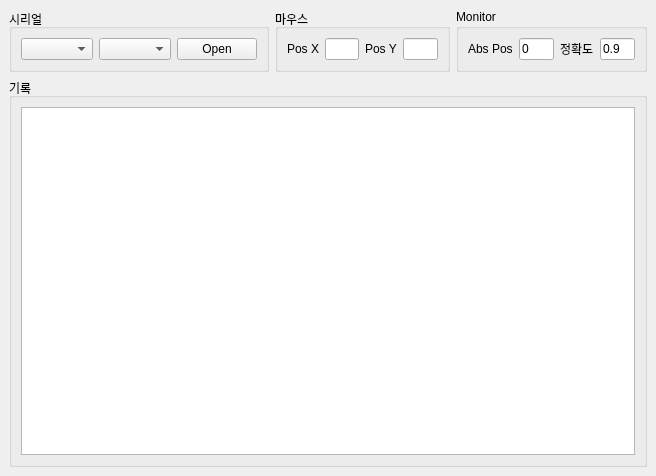
Old version of the form UI/test.ui in the repository KimByungSu1/pythonProject.
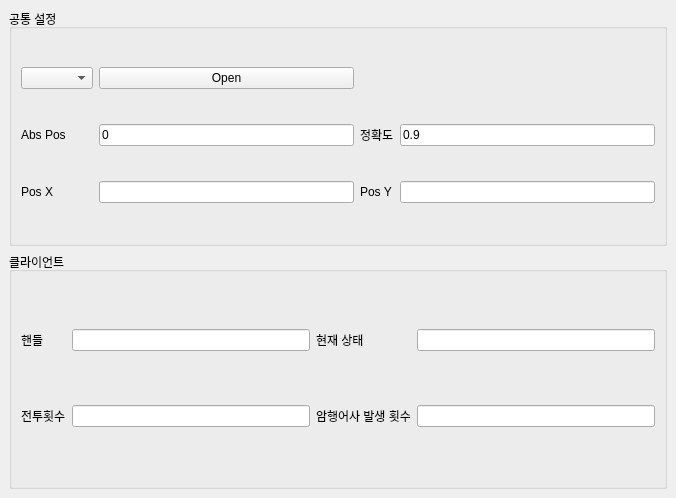
New version of the form.

What changed in the file:
```diff
--- a/UI/test.ui
+++ b/UI/test.ui
@@ -6,8 +6,8 @@
    <rect>
     <x>0</x>
     <y>0</y>
-    <width>656</width>
-    <height>476</height>
+    <width>676</width>
+    <height>498</height>
    </rect>
   </property>
   <property name="windowTitle">
@@ -15,116 +15,116 @@
   </property>
   <widget class="QWidget" name="centralwidget">
    <layout class="QGridLayout" name="gridLayout">
-    <item row="0" column="0">
-     <widget class="QGroupBox" name="groupBox_7">
+    <item row="1" column="0" colspan="2">
+     <widget class="QGroupBox" name="groupBox">
       <property name="title">
-       <string>시리얼</string>
+       <string>클라이언트</string>
       </property>
-      <layout class="QGridLayout" name="gridLayout_2">
+      <layout class="QGridLayout" name="gridLayout_5">
+       <item row="1" column="1">
+        <widget class="QLineEdit" name="lineEdit_3"/>
+       </item>
+       <item row="1" column="0">
+        <widget class="QLabel" name="label_7">
+         <property name="text">
+          <string>전투횟수</string>
+         </property>
+        </widget>
+       </item>
+       <item row="1" column="3">
+        <widget class="QLineEdit" name="lineEdit_4"/>
+       </item>
+       <item row="0" column="0">
+        <widget class="QLabel" name="label_5">
+         <property name="text">
+          <string>핸들</string>
+         </property>
+        </widget>
+       </item>
        <item row="0" column="1">
-        <widget class="QComboBox" name="cb_baudRate"/>
+        <widget class="QLineEdit" name="lineEdit"/>
+       </item>
+       <item row="1" column="2">
+        <widget class="QLabel" name="label_8">
+         <property name="text">
+          <string>암행어사 발생 횟수</string>
+         </property>
+        </widget>
        </item>
        <item row="0" column="2">
-        <widget class="QPushButton" name="pb_open">
+        <widget class="QLabel" name="label_6">
          <property name="text">
-          <string>Open</string>
+          <string>현재 상태</string>
          </property>
         </widget>
        </item>
-       <item row="0" column="0">
-        <widget class="QComboBox" name="cb_comport"/>
+       <item row="0" column="3">
+        <widget class="QLineEdit" name="lineEdit_2"/>
        </item>
       </layout>
      </widget>
     </item>
-    <item row="0" column="1">
+    <item row="0" column="0" colspan="2">
      <widget class="QGroupBox" name="groupBox_8">
       <property name="title">
-       <string>마우스</string>
+       <string>공통 설정</string>
       </property>
       <layout class="QGridLayout" name="gridLayout_3">
-       <item row="0" column="0">
+       <item row="2" column="1">
         <widget class="QLabel" name="label">
          <property name="text">
           <string>Pos X</string>
          </property>
         </widget>
        </item>
-       <item row="0" column="1">
-        <widget class="QLineEdit" name="le_posX"/>
+       <item row="1" column="5">
+        <widget class="QLabel" name="label_4">
+         <property name="text">
+          <string>정확도</string>
+         </property>
+        </widget>
        </item>
-       <item row="0" column="2">
+       <item row="2" column="5">
         <widget class="QLabel" name="label_2">
          <property name="text">
           <string>Pos Y</string>
          </property>
         </widget>
        </item>
-       <item row="0" column="3">
-        <widget class="QLineEdit" name="le_posY"/>
-       </item>
-      </layout>
-     </widget>
-    </item>
-    <item row="0" column="2">
-     <widget class="QGroupBox" name="groupBox_9">
-      <property name="title">
-       <string>Monitor</string>
-      </property>
-      <layout class="QGridLayout" name="gridLayout_4">
-       <item row="0" column="0">
-        <widget class="QLabel" name="label_3">
-         <property name="text">
-          <string>Abs Pos</string>
-         </property>
-        </widget>
-       </item>
-       <item row="0" column="1">
+       <item row="1" column="4">
         <widget class="QLineEdit" name="le_monitorPos">
          <property name="text">
           <string>0</string>
          </property>
         </widget>
        </item>
-       <item row="0" column="2">
-        <widget class="QLabel" name="label_4">
+       <item row="1" column="1">
+        <widget class="QLabel" name="label_3">
          <property name="text">
-          <string>정확도</string>
+          <string>Abs Pos</string>
          </property>
         </widget>
        </item>
-       <item row="0" column="3">
+       <item row="2" column="6">
+        <widget class="QLineEdit" name="le_posY"/>
+       </item>
+       <item row="2" column="4">
+        <widget class="QLineEdit" name="le_posX"/>
+       </item>
+       <item row="1" column="6">
         <widget class="QLineEdit" name="le_Accuracy">
          <property name="text">
           <string>0.9</string>
          </property>
         </widget>
        </item>
-      </layout>
-     </widget>
-    </item>
-    <item row="1" column="0" colspan="3">
-     <widget class="QGroupBox" name="groupBox">
-      <property name="title">
-       <string>기록</string>
-      </property>
-      <layout class="QGridLayout" name="gridLayout_5">
-       <item row="0" column="0">
-        <widget class="QTextEdit" name="te_log">
-         <property name="font">
-          <font>
-           <pointsize>12</pointsize>
-          </font>
-         </property>
-         <property name="readOnly">
-          <bool>true</bool>
-         </property>
-         <property name="html">
-          <string>&lt;!DOCTYPE HTML PUBLIC &quot;-//W3C//DTD HTML 4.0//EN&quot; &quot;http://www.w3.org/TR/REC-html40/strict.dtd&quot;&gt;
-&lt;html&gt;&lt;head&gt;&lt;meta name=&quot;qrichtext&quot; content=&quot;1&quot; /&gt;&lt;style type=&quot;text/css&quot;&gt;
-p, li { white-space: pre-wrap; }
-&lt;/style&gt;&lt;/head&gt;&lt;body style=&quot; font-family:'Gulim'; font-size:12pt; font-weight:400; font-style:normal;&quot;&gt;
-&lt;p style=&quot;-qt-paragraph-type:empty; margin-top:0px; margin-bottom:0px; margin-left:0px; margin-right:0px; -qt-block-indent:0; text-indent:0px; font-family:'Gulim'; font-size:16pt;&quot;&gt;&lt;br /&gt;&lt;/p&gt;&lt;/body&gt;&lt;/html&gt;</string>
+       <item row="0" column="1">
+        <widget class="QComboBox" name="cb_comport"/>
+       </item>
+       <item row="0" column="4">
+        <widget class="QPushButton" name="pb_open">
+         <property name="text">
+          <string>Open</string>
          </property>
         </widget>
        </item>
```
